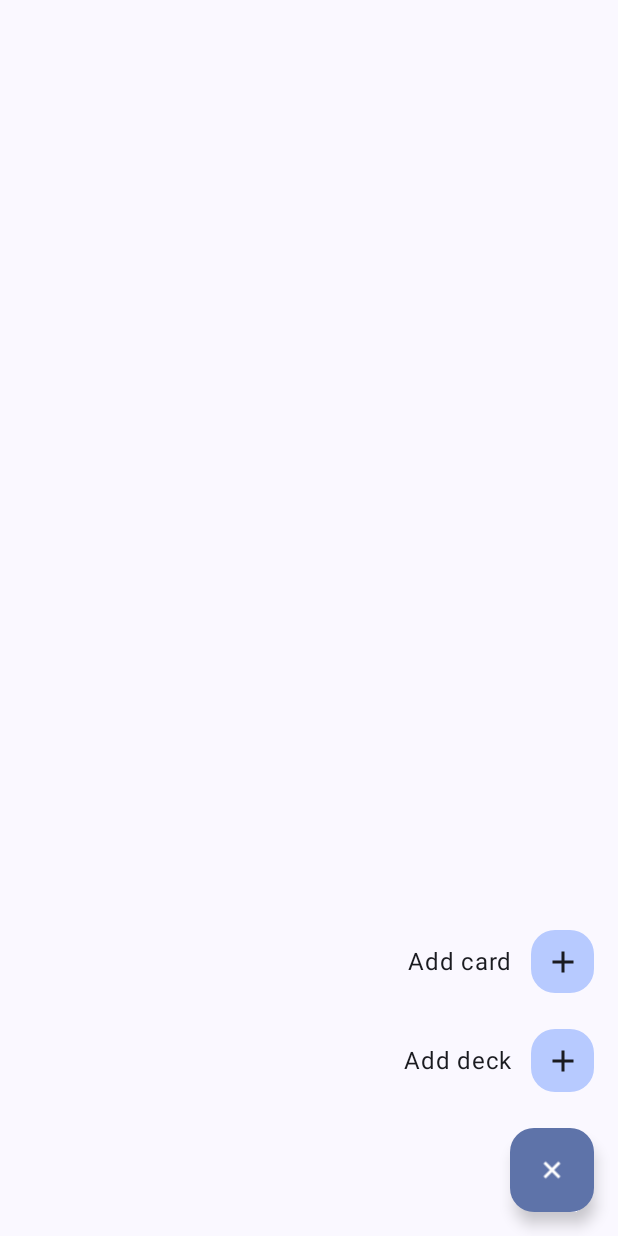
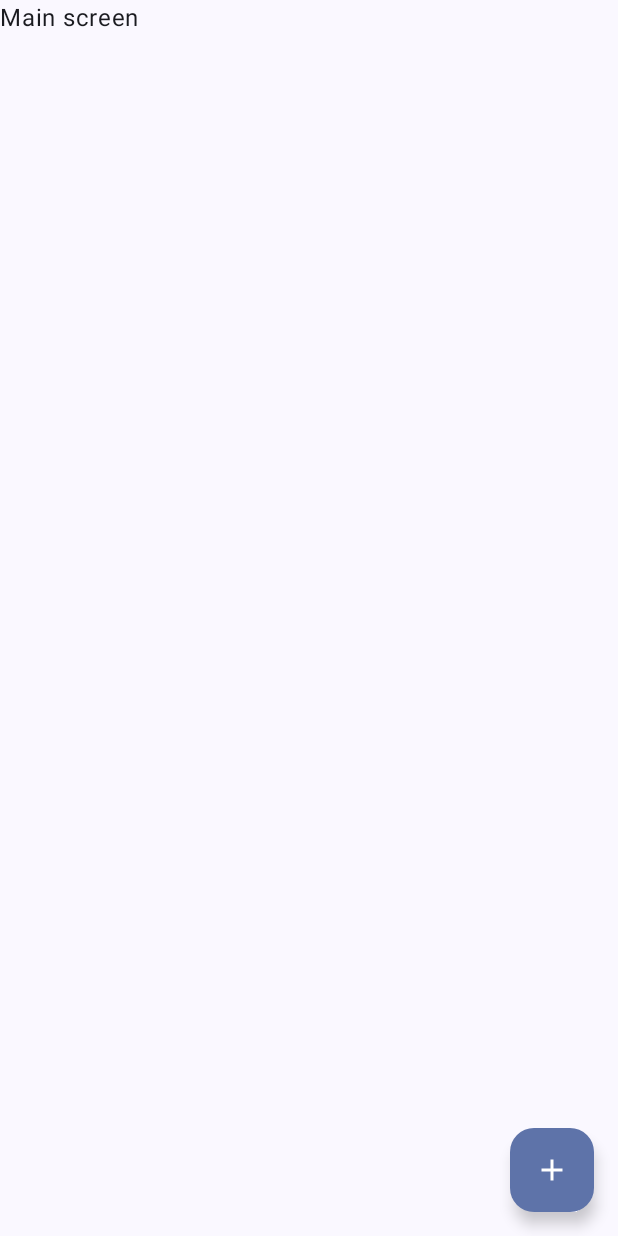
Before and after one commit to matty-team/anki-android-app, an Android app built with Jetpack Compose: the screen it shows after launch (MainActivity), after a tap on "Add card", on a phone screen of 412 x 824 dp. Run offline under Robolectric (Android 15) with nearby library versions, the phone set to English and light mode, and no system bars; 1 other tap on this screen came first.

```diff
--- a/app/build.gradle
+++ b/app/build.gradle
@@ -54,6 +54,7 @@ dependencies {
     implementation "androidx.compose.ui:ui:$compose_version"
     implementation "androidx.compose.ui:ui-tooling-preview:$compose_version"
     implementation 'androidx.compose.material3:material3:1.0.0-rc01'
+    implementation "androidx.navigation:navigation-compose:$nav_version"
     testImplementation 'junit:junit:4.13.2'
     androidTestImplementation 'androidx.test.ext:junit:1.1.3'
     androidTestImplementation 'androidx.test.espresso:espresso-core:3.4.0'
--- a/app/src/main/java/matty/team/anki/MainActivity.kt
+++ b/app/src/main/java/matty/team/anki/MainActivity.kt
@@ -1,36 +1,47 @@
 package matty.team.anki
 
-import android.annotation.SuppressLint
 import android.os.Bundle
-import android.util.Log
 import androidx.activity.ComponentActivity
 import androidx.activity.compose.setContent
-import androidx.compose.material3.ExperimentalMaterial3Api
-import androidx.compose.material3.Scaffold
-import androidx.compose.runtime.mutableStateOf
-import androidx.compose.runtime.remember
+import androidx.compose.material3.Surface
+import androidx.navigation.compose.NavHost
+import androidx.navigation.compose.composable
+import androidx.navigation.compose.rememberNavController
+import matty.team.anki.Screen.DeckCreation
+import matty.team.anki.Screen.Main
+import matty.team.anki.ui.screen.DeckCreationScreen
+import matty.team.anki.ui.screen.MainScreen
 import matty.team.anki.ui.theme.AnkiTheme
 
-private const val TAG = "MainActivity"
 
 class MainActivity : ComponentActivity() {
-    @OptIn(ExperimentalMaterial3Api::class)
-    @SuppressLint("UnusedMaterial3ScaffoldPaddingParameter")
     override fun onCreate(savedInstanceState: Bundle?) {
         super.onCreate(savedInstanceState)
         setContent {
-            val (isCreationMenuExpanded, setCreationMenuExpanded) = remember { mutableStateOf(false) }
+            val navController = rememberNavController()
             AnkiTheme {
-                Scaffold(floatingActionButton = {
-                    CreationMenu(
-                        isCreationMenuExpanded,
-                        setCreationMenuExpanded,
-                        onAddCardClick = { Log.d(TAG, "onCreate: onAddCardClicked") },
-                        onAddDeckClick = { Log.d(TAG, "onCreate: onAddDeckClicked") })
-                }) {
-
+                Surface {
+                    NavHost(
+                        navController = navController,
+                        startDestination = Main.route,
+                    ) {
+                        composable(Main.route) {
+                            MainScreen(navController)
+                        }
+                        composable(DeckCreation.route) {
+                            DeckCreationScreen(
+                                onDoneClicked = navController::popBackStack,
+                                onBackClicked = navController::popBackStack
+                            )
+                        }
+                    }
                 }
             }
         }
     }
 }
+
+sealed class Screen(val route: String) {
+    object Main : Screen("main")
+    object DeckCreation : Screen("deck/new")
+}
--- /dev/null
+++ b/app/src/main/java/matty/team/anki/ui/screen/MainScreen.kt
@@ -0,0 +1,44 @@
+package matty.team.anki.ui.screen
+
+import android.util.Log
+import androidx.compose.foundation.layout.padding
+import androidx.compose.material3.ExperimentalMaterial3Api
+import androidx.compose.material3.Scaffold
+import androidx.compose.material3.Surface
+import androidx.compose.material3.Text
+import androidx.compose.runtime.Composable
+import androidx.compose.runtime.mutableStateOf
+import androidx.compose.runtime.remember
+import androidx.compose.ui.Modifier
+import androidx.navigation.NavHostController
+import matty.team.anki.CreationMenu
+import matty.team.anki.Screen.DeckCreation
+
+private const val TAG = "MainScreen"
+
+@OptIn(ExperimentalMaterial3Api::class)
+@Composable
+fun MainScreen(navController: NavHostController) {
+    val (isCreationMenuExpanded, setCreationMenuExpanded) = remember { mutableStateOf(false) }
+
+    Scaffold(
+        floatingActionButton = {
+            CreationMenu(
+                isCreationMenuExpanded,
+                setCreationMenuExpanded,
+                onAddCardClick = {
+                    setCreationMenuExpanded(false)
+                    Log.d(TAG, "onCreate: onAddCardClicked")
+                },
+                onAddDeckClick = {
+                    setCreationMenuExpanded(false)
+                    navController.navigate(DeckCreation.route)
+                }
+            )
+        }
+    ) {
+        Surface(Modifier.padding(it)) {
+            Text(text = "Main screen")
+        }
+    }
+}
--- a/build.gradle
+++ b/build.gradle
@@ -1,6 +1,7 @@
 buildscript {
     ext {
         compose_version = '1.2.1'
+        nav_version = '2.5.3'
     }
 }// Top-level build file where you can add configuration options common to all sub-projects/modules.
 plugins {
```
Also changed, not shown: app/src/main/java/matty/team/anki/ui/screen/DeckCreationScreen.kt (added, +91 -0 lines).
